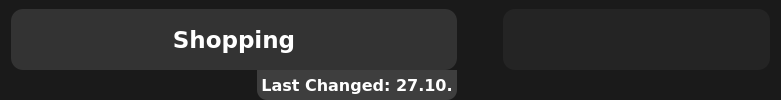
Old version of the form ui/StatisticsWindow/Forms/SpendingForm/spendingform.ui in the repository MopedG/FinanceAnalytics.
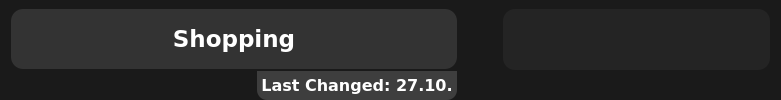
New version of the form.

Commit message: Fix: Hide Last Changed after seconds resulting in segfault

```diff
--- a/ui/StatisticsWindow/Forms/SpendingForm/spendingform.ui
+++ b/ui/StatisticsWindow/Forms/SpendingForm/spendingform.ui
@@ -11,7 +11,7 @@
    </rect>
   </property>
   <property name="sizePolicy">
-   <sizepolicy hsizetype="Preferred" vsizetype="Minimum">
+   <sizepolicy hsizetype="Preferred" vsizetype="Expanding">
     <horstretch>0</horstretch>
     <verstretch>0</verstretch>
    </sizepolicy>
@@ -38,7 +38,7 @@
    <item>
     <layout class="QVBoxLayout" name="categoryLayout" stretch="5,3">
      <property name="spacing">
-      <number>0</number>
+      <number>1</number>
      </property>
      <item alignment="Qt::AlignTop">
       <widget class="QPushButton" name="category">
@@ -72,6 +72,7 @@
 	background-color: rgb(51, 51, 51);
 	color: rgb(255, 255, 255);
 	border-radius: 12px;
+	margin-bottom:1px;
 }</string>
        </property>
        <property name="text">
```
The commit also changes 2 other files.
